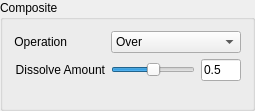
This is src/plugins/rv-packages/session_manager/composite.ui in AcademySoftwareFoundation/OpenRV as Qt 5 draws it before an edit. The edited form follows.
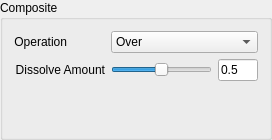
This is the edited form.

Commit message: Improve dissolve blend UI and optimize shader implementation - Enhanced Composite_edit_mode.mu with immediate UI updates when switching blend modes - Improved UI resize handling for dissolve controls visibility - Removed unnecessary Dissolve3.glsl and Dissolve4.glsl shaders (dissolve only needs 2 inputs) - Updated CMakeLists.txt to reflect simplified shader configuration - Fixed composite.ui to work properly with dynamic control visibility

```diff
--- a/src/plugins/rv-packages/session_manager/composite.ui
+++ b/src/plugins/rv-packages/session_manager/composite.ui
@@ -2,6 +2,14 @@
 <ui version="4.0">
  <class>GroupBox</class>
  <widget class="QGroupBox" name="GroupBox">
+  <property name="geometry">
+   <rect>
+    <x>0</x>
+    <y>0</y>
+    <width>272</width>
+    <height>140</height>
+   </rect>
+  </property>
   <property name="windowTitle">
    <string>GroupBox</string>
   </property>
@@ -11,6 +19,18 @@
   <layout class="QFormLayout" name="formLayout">
    <item row="0" column="1">
     <widget class="QComboBox" name="comboBox">
+     <property name="sizePolicy">
+      <sizepolicy hsizetype="Preferred" vsizetype="Minimum">
+       <horstretch>0</horstretch>
+       <verstretch>0</verstretch>
+      </sizepolicy>
+     </property>
+     <property name="minimumSize">
+      <size>
+       <width>0</width>
+       <height>22</height>
+      </size>
+     </property>
      <item>
       <property name="text">
        <string>Over</string>
```
Left out of the diff: 20 changed lines with no effect on the pictures. The commit also changes 5 other files.
